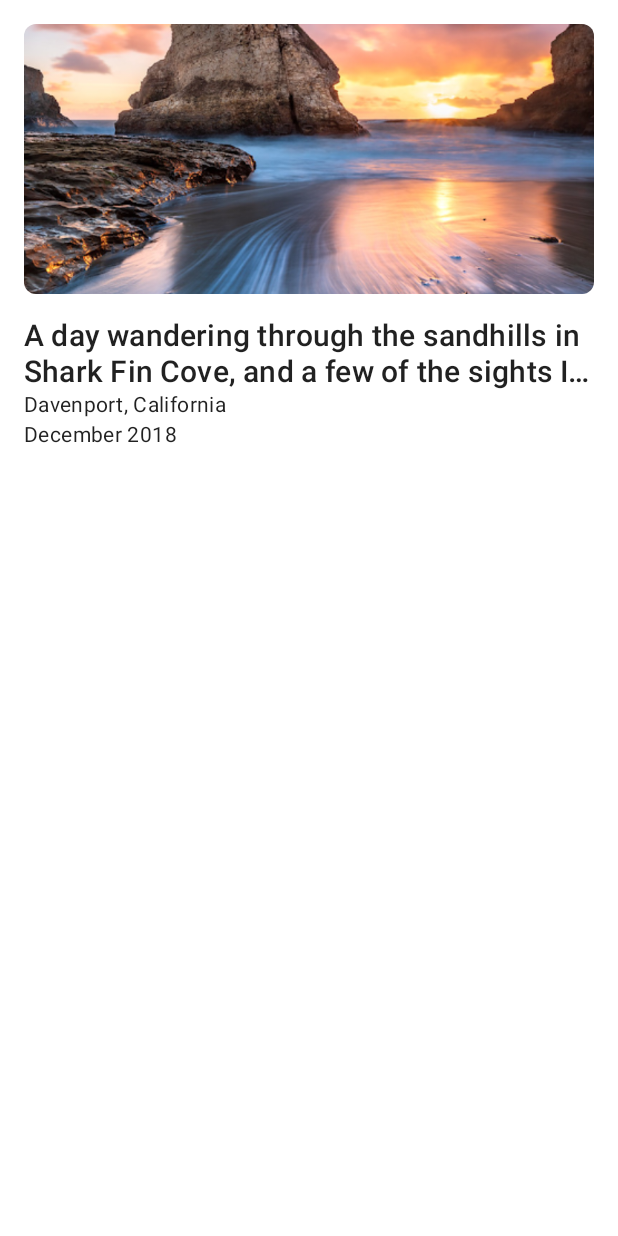
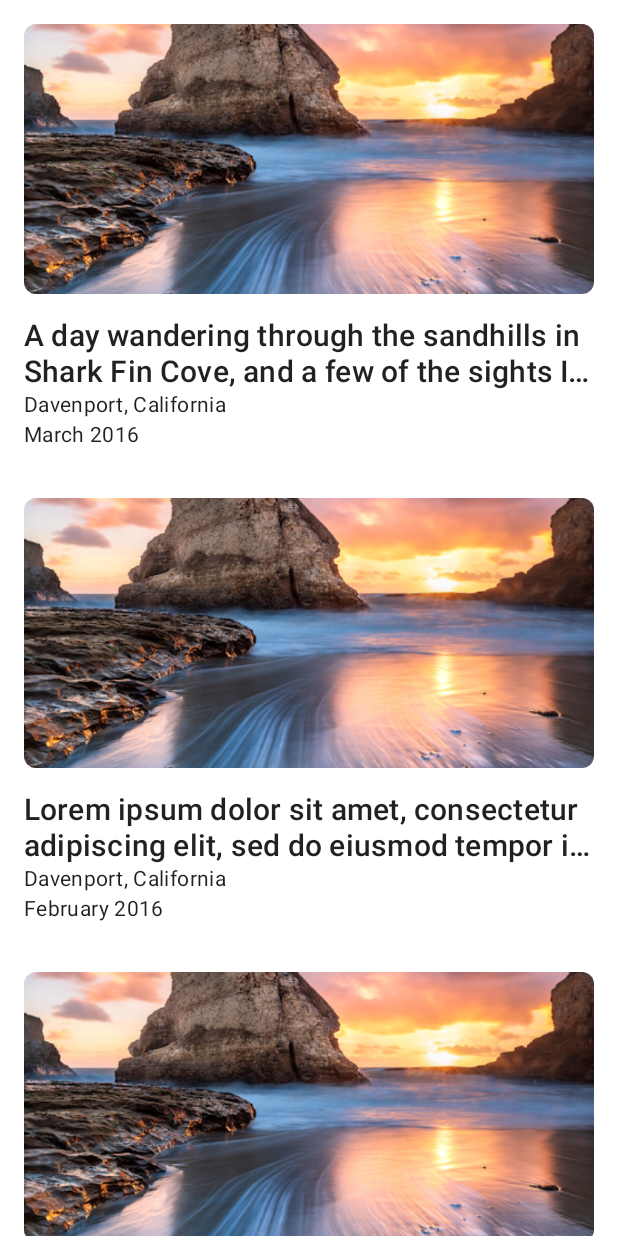
Before and after one commit to vmpay/master-details-compose, an Android app built with Jetpack Compose: the screen it shows after launch (MainActivity), on a phone screen of 412 x 824 dp. Run offline under Robolectric (Android 15) with nearby library versions, the phone set to English and light mode, and no system bars; our stand-ins replace livedata-compose.

Commit message:
ViewModel impl

```diff
--- a/app/src/main/java/eu/vmpay/weather/compose/app/MainActivity.kt
+++ b/app/src/main/java/eu/vmpay/weather/compose/app/MainActivity.kt
@@ -5,11 +5,14 @@ import androidx.activity.compose.setContent
 import androidx.appcompat.app.AppCompatActivity
 import androidx.compose.foundation.Image
 import androidx.compose.foundation.layout.*
+import androidx.compose.foundation.lazy.LazyColumn
 import androidx.compose.foundation.shape.RoundedCornerShape
+import androidx.compose.material.CircularProgressIndicator
 import androidx.compose.material.MaterialTheme
 import androidx.compose.material.Surface
 import androidx.compose.material.Text
 import androidx.compose.runtime.Composable
+import androidx.compose.runtime.livedata.observeAsState
 import androidx.compose.ui.Modifier
 import androidx.compose.ui.draw.clip
 import androidx.compose.ui.layout.ContentScale
@@ -17,7 +20,12 @@ import androidx.compose.ui.res.painterResource
 import androidx.compose.ui.text.style.TextOverflow
 import androidx.compose.ui.tooling.preview.Preview
 import androidx.compose.ui.unit.dp
+import androidx.lifecycle.viewmodel.compose.viewModel
+import eu.vmpay.weather.compose.app.models.ItemModel
 import eu.vmpay.weather.compose.app.ui.theme.WeatherComposeAppTheme
+import eu.vmpay.weather.compose.app.viewmodels.ListViewModel
+import java.text.SimpleDateFormat
+import java.util.*
 
 class MainActivity : AppCompatActivity() {
     override fun onCreate(savedInstanceState: Bundle?) {
@@ -26,7 +34,7 @@ class MainActivity : AppCompatActivity() {
             WeatherComposeAppTheme {
                 // A surface container using the 'background' color from the theme
                 Surface(color = MaterialTheme.colors.background) {
-                    NewsStory()
+                    MessageList()
                 }
             }
         }
@@ -62,21 +70,55 @@ fun NewsStory() {
     }
 }
 
+@Composable
+fun ItemRow(item: ItemModel) {
+    MaterialTheme {
+        val typography = MaterialTheme.typography
+        Column(modifier = Modifier.padding(16.dp)) {
+            Image(
+                painter = painterResource(id = R.drawable.header),
+                contentDescription = null,
+                modifier = Modifier
+                    .height(180.dp)
+                    .fillMaxWidth()
+                    .clip(shape = RoundedCornerShape(8.dp)),
+                contentScale = ContentScale.Crop
+            )
+            Spacer(Modifier.height(16.dp))
+            Text(
+                item.title,
+                style = typography.h6,
+                maxLines = 2,
+                overflow = TextOverflow.Ellipsis
+            )
+            Text(item.location, style = typography.body2)
+            Text(
+                SimpleDateFormat("MMMM yyyy", Locale.getDefault()).format(Date(item.timeStamp)),
+                style = typography.body2
+            )
+        }
+    }
+}
+
 @Preview
 @Composable
 fun DefaultPreview() {
-    NewsStory()
+    MessageList()
 }
 
-//@Composable
-//fun Greeting(name: String) {
-//    Text(text = "Hello $name!")
-//}
-//
-//@Preview(showBackground = true)
-//@Composable
-//fun DefaultPreview() {
-//    WeatherComposeAppTheme {
-//        Greeting("Android")
-//    }
-//}
+@Composable
+fun MessageList() {
+    val viewModel: ListViewModel = viewModel()
+    viewModel.isLoading.observeAsState().value?.let {
+        if (it) CircularProgressIndicator()
+    }
+    viewModel.listLD.observeAsState().value?.let { list ->
+        if (list.isNotEmpty())
+            LazyColumn(content = {
+                items(list.size, itemContent = { index ->
+                    ItemRow(item = list[index])
+                })
+            })
+        else Text("List is empty")
+    }
+}
--- /dev/null
+++ b/app/src/main/java/eu/vmpay/weather/compose/app/models/ItemModel.kt
@@ -0,0 +1,9 @@
+package eu.vmpay.weather.compose.app.models
+
+data class ItemModel(
+    val id: String,
+    val title: String,
+    val image: String,
+    val location: String,
+    val timeStamp: Long
+)
--- /dev/null
+++ b/app/src/main/java/eu/vmpay/weather/compose/app/viewmodels/ListViewModel.kt
@@ -0,0 +1,48 @@
+package eu.vmpay.weather.compose.app.viewmodels
+
+import androidx.lifecycle.MutableLiveData
+import androidx.lifecycle.ViewModel
+import androidx.lifecycle.viewModelScope
+import eu.vmpay.weather.compose.app.models.ItemModel
+import kotlinx.coroutines.delay
+import kotlinx.coroutines.launch
+
+class ListViewModel : ViewModel() {
+
+    val isLoading = MutableLiveData<Boolean>()
+    val listLD = MutableLiveData<List<ItemModel>>()
+
+    private val list = listOf(
+        ItemModel(
+            "id1",
+            "A day wandering through the sandhills in Shark Fin Cove, and a few of the sights I saw",
+            "https://picsum.photos/300/300",
+            "Davenport, California",
+            1458220808_000
+        ),
+        ItemModel(
+            "id2",
+            "Lorem ipsum dolor sit amet, consectetur adipiscing elit, sed do eiusmod tempor incididunt ut labore et dolore magna aliqua.",
+            "https://picsum.photos/300/300",
+            "Davenport, California",
+            1455130808_000
+        ),
+        ItemModel(
+            "id3",
+            "Ut enim ad minim veniam, quis nostrud exercitation ullamco laboris nisi ut aliquip ex ea commodo consequat. Duis aute irure dolor in reprehenderit in voluptate velit esse cillum dolore eu fugiat nulla pariatur. Excepteur sint occaecat cupidatat non proident, sunt in culpa qui officia deserunt mollit anim id est laborum.",
+            "https://picsum.photos/300/300",
+            "Davenport, California",
+            1454130808_000
+        ),
+    )
+
+    init {
+//        listLD.value = list
+        isLoading.value = true
+        viewModelScope.launch {
+            delay(5_000)
+            isLoading.value = false
+            listLD.value = list
+        }
+    }
+}
```
